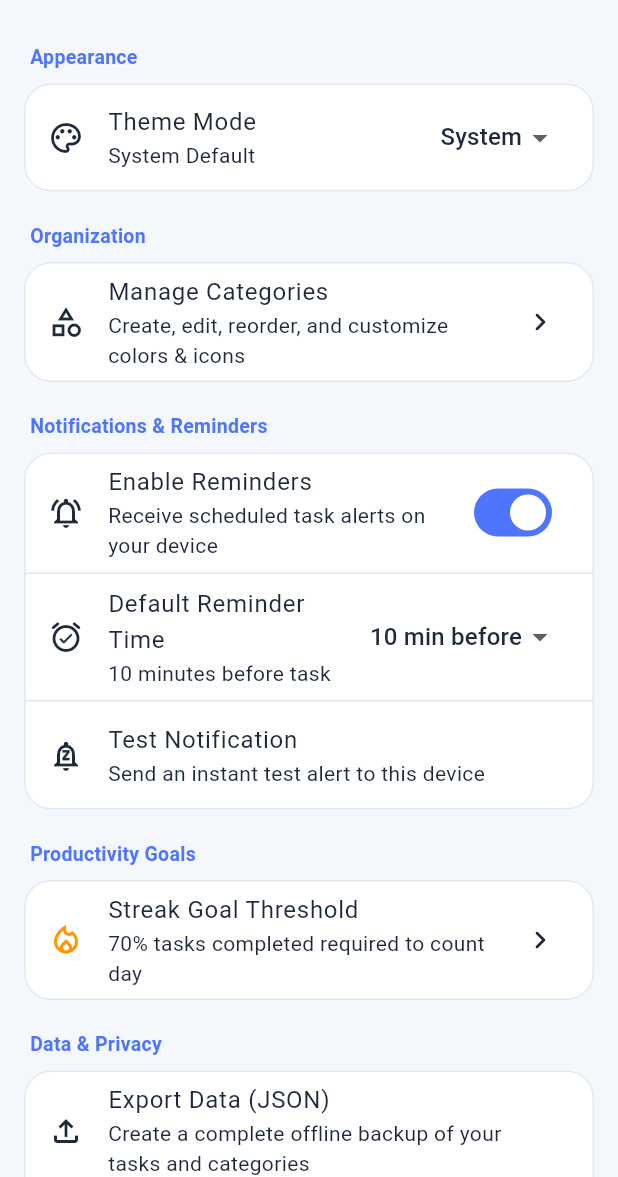
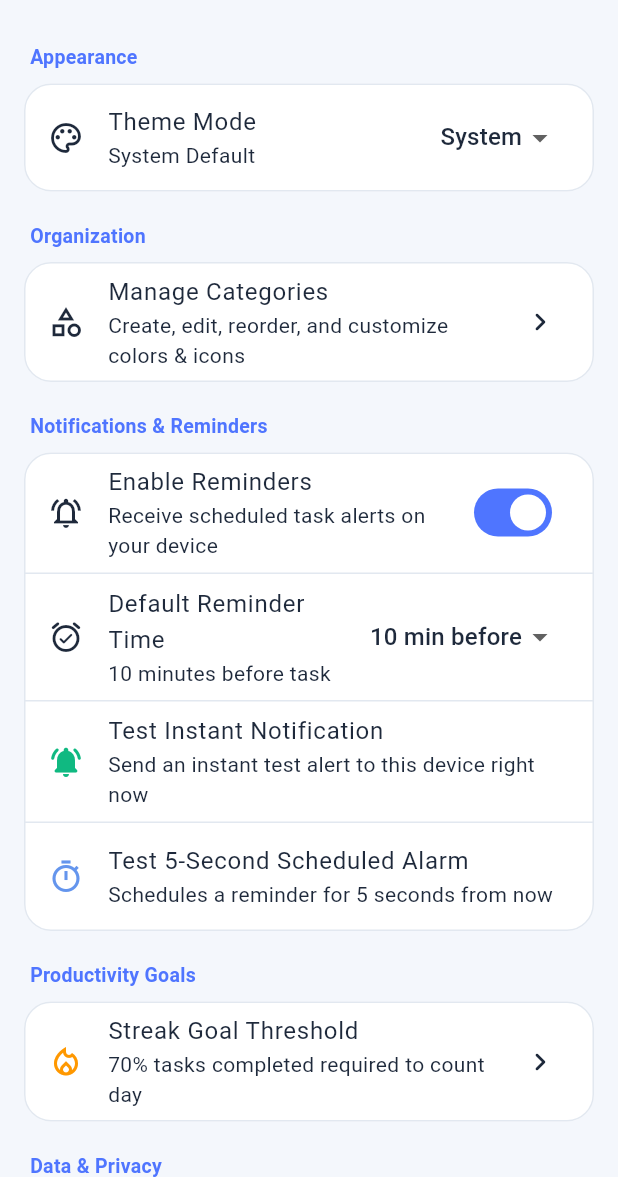
Before and after one commit to KeenuX/DayPulse, a Flutter app: the SettingsScreen screen opened by its route, on a phone screen of 412 x 824 dp, the part 59-1236 px from its top. Run offline on Flutter 3.47's test engine with Material 3 defaults, Android fonts, the phone set to English and light mode, and no system bars; our stand-ins replace fl_chart, flutter_local_notifications, flutter_riverpod, flutter_timezone, go_router, shared_preferences and 4 more; accounts and stored records are empty.

Commit message:
fix(notifications): bulletproof Android alarmClock reminders, valid drawable small icon, and settings test harness

```diff
--- a/lib/features/settings/presentation/settings_screen.dart
+++ b/lib/features/settings/presentation/settings_screen.dart
@@ -122,20 +122,45 @@ class SettingsScreen extends ConsumerWidget {
                 ),
                 const Divider(),
                 ListTile(
-                  leading: const Icon(Icons.notifications_paused_outlined),
-                  title: const Text('Test Notification'),
-                  subtitle: const Text('Send an instant test alert to this device'),
+                  leading: const Icon(Icons.notifications_active_rounded, color: Color(0xFF10B981)),
+                  title: const Text('Test Instant Notification'),
+                  subtitle: const Text('Send an instant test alert to this device right now'),
                   onTap: () async {
                     final notif = ref.read(notificationServiceProvider);
                     await notif.requestPermissions();
                     await notif.showInstantNotification(
-                          title: 'DayPulse Notification Test 🔔',
-                          body: 'Notifications & alarms are working perfectly!',
+                          title: 'DayPulse Alert 🔔',
+                          body: 'Instant notification is working perfectly!',
                         );
                     if (context.mounted) {
                       ScaffoldMessenger.of(context).showSnackBar(
                         const SnackBar(
-                          content: Text('Test notification sent! Check your notification tray.'),
+                          content: Text('Instant test notification sent! Check your status bar.'),
+                          behavior: SnackBarBehavior.floating,
+                        ),
+                      );
+                    }
+                  },
+                ),
+                const Divider(),
+                ListTile(
+                  leading: const Icon(Icons.timer_outlined, color: Color(0xFF6495ED)),
+                  title: const Text('Test 5-Second Scheduled Alarm'),
+                  subtitle: const Text('Schedules a reminder for 5 seconds from now'),
+                  onTap: () async {
+                    final notif = ref.read(notificationServiceProvider);
+                    await notif.requestPermissions();
+                    final testTime = DateTime.now().add(const Duration(seconds: 5));
+                    await notif.scheduleTaskReminder(
+                      taskId: 'test_alarm_${DateTime.now().millisecondsSinceEpoch}',
+                      title: 'Scheduled Reminder Fired! ⏰',
+                      body: 'Your 5-second scheduled alarm worked with exact precision!',
+                      scheduledDateTime: testTime,
+                    );
+                    if (context.mounted) {
+                      ScaffoldMessenger.of(context).showSnackBar(
+                        const SnackBar(
+                          content: Text('Scheduled for 5 seconds from now. Watch your status bar!'),
                           behavior: SnackBarBehavior.floating,
                         ),
                       );
```
Also changed, not shown: lib/core/notifications/notification_service.dart (+71 -25 lines), 5 other files.
